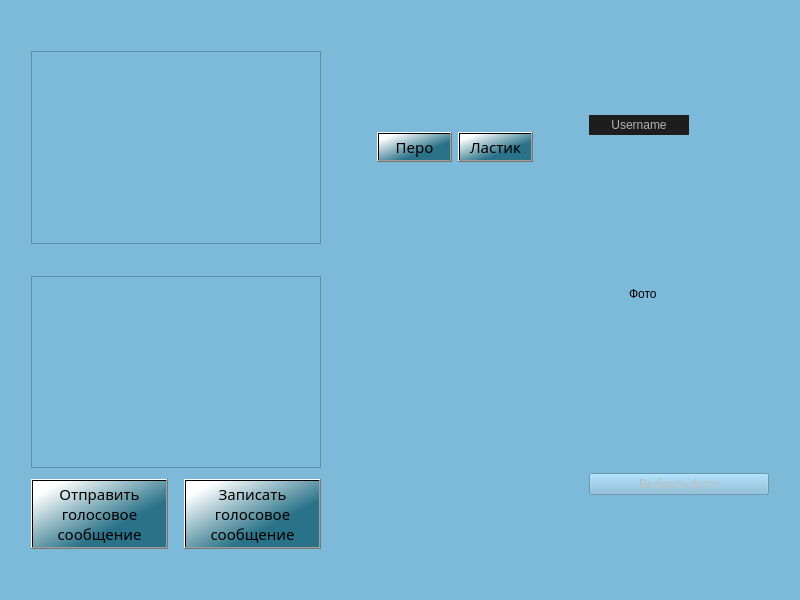
Qt form Client/jeducation-v0.1/brainstorm.ui (Avedik/Desktop-application-IEducation) before a commit.
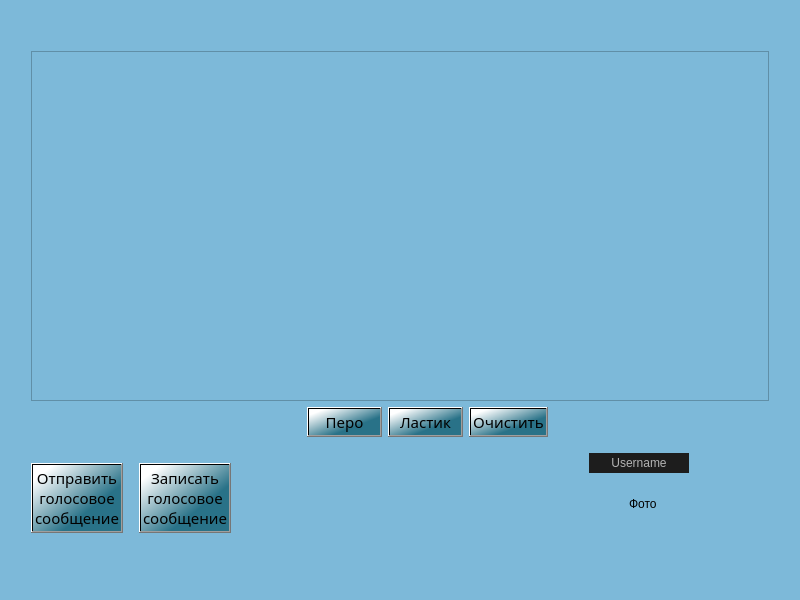
The same form after that commit.

Patch:
```diff
--- a/Client/jeducation-v0.1/brainstorm.ui
+++ b/Client/jeducation-v0.1/brainstorm.ui
@@ -29,7 +29,39 @@
    <string notr="true">background-color: rgb(125, 185, 217);</string>
   </property>
   <layout class="QGridLayout" name="gridLayout">
-   <item row="0" column="5">
+   <item row="1" column="0">
+    <spacer name="horizontalSpacer_7">
+     <property name="orientation">
+      <enum>Qt::Horizontal</enum>
+     </property>
+     <property name="sizeType">
+      <enum>QSizePolicy::Fixed</enum>
+     </property>
+     <property name="sizeHint" stdset="0">
+      <size>
+       <width>20</width>
+       <height>20</height>
+      </size>
+     </property>
+    </spacer>
+   </item>
+   <item row="1" column="8">
+    <spacer name="horizontalSpacer_3">
+     <property name="orientation">
+      <enum>Qt::Horizontal</enum>
+     </property>
+     <property name="sizeType">
+      <enum>QSizePolicy::Fixed</enum>
+     </property>
+     <property name="sizeHint" stdset="0">
+      <size>
+       <width>20</width>
+       <height>20</height>
+      </size>
+     </property>
+    </spacer>
+   </item>
+   <item row="2" column="4">
     <spacer name="verticalSpacer">
      <property name="orientation">
       <enum>Qt::Vertical</enum>
@@ -45,66 +77,8 @@
      </property>
     </spacer>
    </item>
-   <item row="1" column="6">
-    <spacer name="horizontalSpacer_2">
-     <property name="orientation">
-      <enum>Qt::Horizontal</enum>
-     </property>
-     <property name="sizeType">
-      <enum>QSizePolicy::Preferred</enum>
-     </property>
-     <property name="sizeHint" stdset="0">
-      <size>
-       <width>50</width>
-       <height>20</height>
-      </size>
-     </property>
-    </spacer>
-   </item>
-   <item row="1" column="5">
-    <layout class="QHBoxLayout" name="horizontalLayout_2">
-     <item>
-      <widget class="QPushButton" name="pushButton">
-       <property name="font">
-        <font>
-         <family>Bahnschrift</family>
-         <pointsize>11</pointsize>
-        </font>
-       </property>
-       <property name="styleSheet">
-        <string notr="true">background-color: qlineargradient(spread:pad, x1:0.652, y1:0.67, x2:0.096, y2:0.136227, stop:0 rgba(41, 114, 136, 255), stop:1 rgba(255, 255, 255, 255));</string>
-       </property>
-       <property name="text">
-        <string>Перо</string>
-       </property>
-      </widget>
-     </item>
-     <item>
-      <widget class="QPushButton" name="pushButton_2">
-       <property name="font">
-        <font>
-         <family>Bahnschrift</family>
-         <pointsize>11</pointsize>
-        </font>
-       </property>
-       <property name="styleSheet">
-        <string notr="true">background-color: qlineargradient(spread:pad, x1:0.652, y1:0.67, x2:0.096, y2:0.136227, stop:0 rgba(41, 114, 136, 255), stop:1 rgba(255, 255, 255, 255));</string>
-       </property>
-       <property name="text">
-        <string>Ластик</string>
-       </property>
-      </widget>
-     </item>
-    </layout>
-   </item>
-   <item row="1" column="1">
-    <widget class="QListView" name="listView_2"/>
-   </item>
-   <item row="3" column="1">
+   <item row="3" column="2">
     <layout class="QVBoxLayout" name="verticalLayout">
-     <item>
-      <widget class="QListView" name="listView"/>
-     </item>
      <item>
       <spacer name="verticalSpacer_3">
        <property name="orientation">
@@ -179,55 +153,7 @@
      </item>
     </layout>
    </item>
-   <item row="2" column="1">
-    <spacer name="verticalSpacer_6">
-     <property name="orientation">
-      <enum>Qt::Vertical</enum>
-     </property>
-     <property name="sizeType">
-      <enum>QSizePolicy::Fixed</enum>
-     </property>
-     <property name="sizeHint" stdset="0">
-      <size>
-       <width>20</width>
-       <height>20</height>
-      </size>
-     </property>
-    </spacer>
-   </item>
-   <item row="0" column="1">
-    <spacer name="verticalSpacer_5">
-     <property name="orientation">
-      <enum>Qt::Vertical</enum>
-     </property>
-     <property name="sizeType">
-      <enum>QSizePolicy::Fixed</enum>
-     </property>
-     <property name="sizeHint" stdset="0">
-      <size>
-       <width>20</width>
-       <height>40</height>
-      </size>
-     </property>
-    </spacer>
-   </item>
-   <item row="1" column="3">
-    <spacer name="horizontalSpacer">
-     <property name="orientation">
-      <enum>Qt::Horizontal</enum>
-     </property>
-     <property name="sizeType">
-      <enum>QSizePolicy::Preferred</enum>
-     </property>
-     <property name="sizeHint" stdset="0">
-      <size>
-       <width>50</width>
-       <height>20</height>
-      </size>
-     </property>
-    </spacer>
-   </item>
-   <item row="1" column="7" rowspan="3">
+   <item row="3" column="7">
     <layout class="QVBoxLayout" name="verticalLayout_2">
      <property name="spacing">
       <number>5</number>
@@ -339,32 +265,99 @@
        </property>
       </spacer>
      </item>
+    </layout>
+   </item>
+   <item row="2" column="5">
+    <layout class="QHBoxLayout" name="horizontalLayout_2">
      <item>
-      <layout class="QHBoxLayout" name="horizontalLayout_5">
-       <property name="spacing">
-        <number>6</number>
+      <widget class="QPushButton" name="styletButton">
+       <property name="font">
+        <font>
+         <family>Bahnschrift</family>
+         <pointsize>11</pointsize>
+        </font>
        </property>
-       <item>
-        <widget class="QPushButton" name="chooseButton">
-         <property name="enabled">
-          <bool>false</bool>
-         </property>
-         <property name="maximumSize">
-          <size>
-           <width>400</width>
-           <height>16777215</height>
-          </size>
-         </property>
-         <property name="text">
-          <string>Выбрать фото</string>
-         </property>
-        </widget>
-       </item>
-      </layout>
+       <property name="styleSheet">
+        <string notr="true">background-color: qlineargradient(spread:pad, x1:0.652, y1:0.67, x2:0.096, y2:0.136227, stop:0 rgba(41, 114, 136, 255), stop:1 rgba(255, 255, 255, 255));</string>
+       </property>
+       <property name="text">
+        <string>Перо</string>
+       </property>
+      </widget>
      </item>
+     <item>
+      <widget class="QPushButton" name="eraserButton">
+       <property name="font">
+        <font>
+         <family>Bahnschrift</family>
+         <pointsize>11</pointsize>
+        </font>
+       </property>
+       <property name="styleSheet">
+        <string notr="true">background-color: qlineargradient(spread:pad, x1:0.652, y1:0.67, x2:0.096, y2:0.136227, stop:0 rgba(41, 114, 136, 255), stop:1 rgba(255, 255, 255, 255));</string>
+       </property>
+       <property name="text">
+        <string>Ластик</string>
+       </property>
+      </widget>
+     </item>
+     <item>
+      <widget class="QPushButton" name="clearButton">
+       <property name="font">
+        <font>
+         <family>Bahnschrift</family>
+         <pointsize>11</pointsize>
+        </font>
+       </property>
+       <property name="styleSheet">
+        <string notr="true">background-color: qlineargradient(spread:pad, x1:0.652, y1:0.67, x2:0.096, y2:0.136227, stop:0 rgba(41, 114, 136, 255), stop:1 rgba(255, 255, 255, 255));</string>
+       </property>
+       <property name="text">
+        <string>Очистить</string>
+       </property>
+      </widget>
+     </item>
     </layout>
    </item>
-   <item row="4" column="1">
+   <item row="2" column="2">
+    <spacer name="verticalSpacer_6">
+     <property name="orientation">
+      <enum>Qt::Vertical</enum>
+     </property>
+     <property name="sizeType">
+      <enum>QSizePolicy::Fixed</enum>
+     </property>
+     <property name="sizeHint" stdset="0">
+      <size>
+       <width>20</width>
+       <height>20</height>
+      </size>
+     </property>
+    </spacer>
+   </item>
+   <item row="1" column="2" colspan="6">
+    <widget class="QGraphicsView" name="table">
+     <property name="minimumSize">
+      <size>
+       <width>0</width>
+       <height>350</height>
+      </size>
+     </property>
+     <property name="autoFillBackground">
+      <bool>false</bool>
+     </property>
+     <property name="backgroundBrush">
+      <brush brushstyle="NoBrush">
+       <color alpha="0">
+        <red>255</red>
+        <green>255</green>
+        <blue>255</blue>
+       </color>
+      </brush>
+     </property>
+    </widget>
+   </item>
+   <item row="4" column="2">
     <spacer name="verticalSpacer_4">
      <property name="orientation">
       <enum>Qt::Vertical</enum>
@@ -380,10 +373,10 @@
      </property>
     </spacer>
    </item>
-   <item row="1" column="0">
-    <spacer name="horizontalSpacer_7">
+   <item row="0" column="2">
+    <spacer name="verticalSpacer_5">
      <property name="orientation">
-      <enum>Qt::Horizontal</enum>
+      <enum>Qt::Vertical</enum>
      </property>
      <property name="sizeType">
       <enum>QSizePolicy::Fixed</enum>
@@ -391,23 +384,7 @@
      <property name="sizeHint" stdset="0">
       <size>
        <width>20</width>
-       <height>20</height>
-      </size>
-     </property>
-    </spacer>
-   </item>
-   <item row="1" column="8">
-    <spacer name="horizontalSpacer_3">
-     <property name="orientation">
-      <enum>Qt::Horizontal</enum>
-     </property>
-     <property name="sizeType">
-      <enum>QSizePolicy::Fixed</enum>
-     </property>
-     <property name="sizeHint" stdset="0">
-      <size>
-       <width>20</width>
-       <height>20</height>
+       <height>40</height>
       </size>
      </property>
     </spacer>
```
